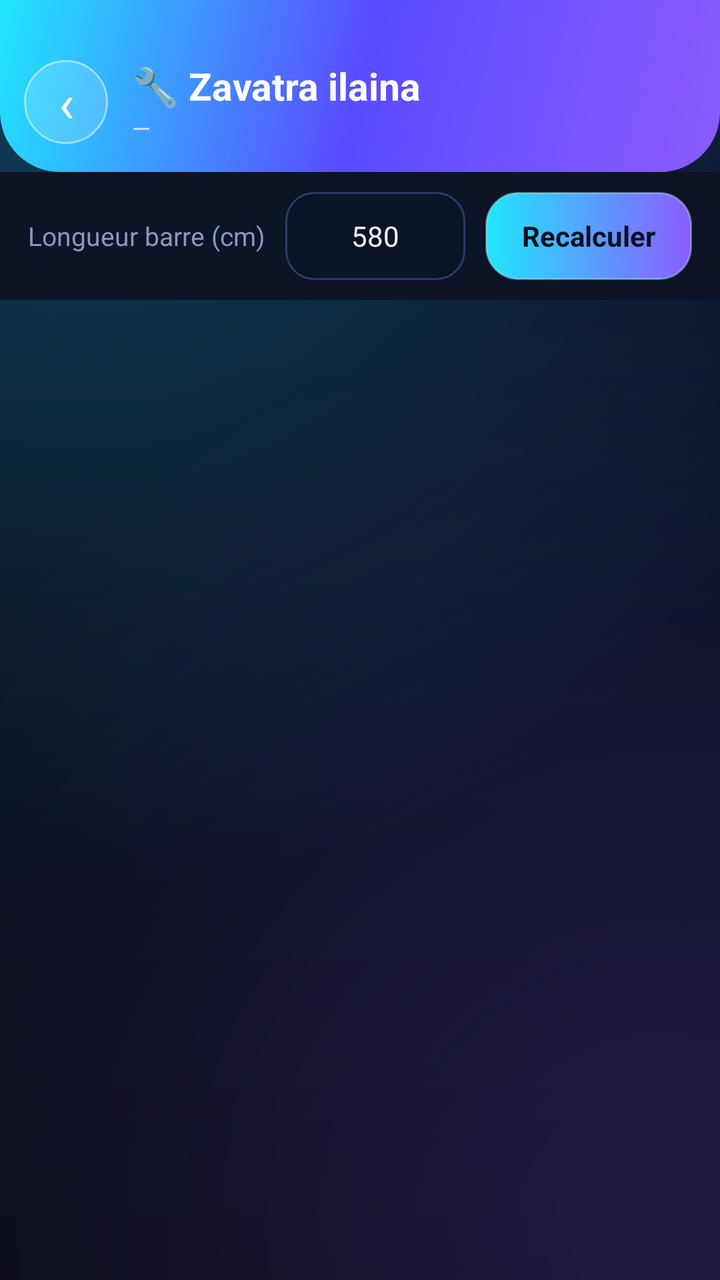
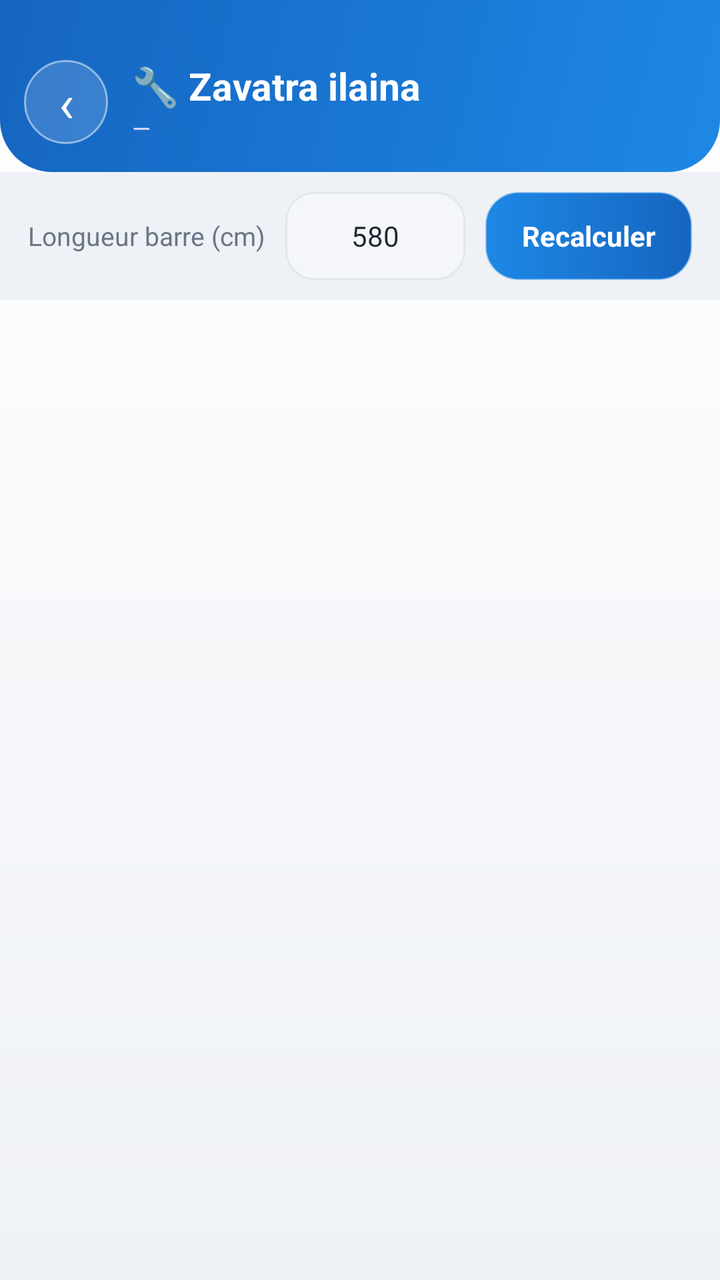

The first picture is an Android layout as it rendered before a commit; the second is the same layout after the commit. The layout source and the unified diff follow.
<!-- AndroidManifest.xml: application theme Theme.AluManager -->
<!-- res/layout/activity_zavatra.xml -->
<?xml version="1.0" encoding="utf-8"?>
<LinearLayout xmlns:android="http://schemas.android.com/apk/res/android"
    android:layout_width="match_parent"
    android:layout_height="match_parent"
    android:background="@drawable/bg_space"
    android:orientation="vertical">

    <LinearLayout
        android:layout_width="match_parent"
        android:layout_height="wrap_content"
        android:background="@drawable/hero_bg"
        android:gravity="center_vertical"
        android:orientation="horizontal"
        android:paddingHorizontal="12dp"
        android:paddingTop="30dp"
        android:paddingBottom="14dp">

        <TextView
            android:id="@+id/btnBack"
            android:layout_width="42dp"
            android:layout_height="42dp"
            android:background="@drawable/avatar_circle"
            android:gravity="center"
            android:text="‹"
            android:textColor="#FFFFFF"
            android:textSize="26sp" />

        <LinearLayout
            android:layout_width="0dp"
            android:layout_height="wrap_content"
            android:layout_marginStart="12dp"
            android:layout_weight="1"
            android:orientation="vertical">

            <TextView
                android:layout_width="wrap_content"
                android:layout_height="wrap_content"
                android:text="🔧 Zavatra ilaina"
                android:textColor="#FFFFFF"
                android:textSize="19sp"
                android:textStyle="bold" />

            <TextView
                android:id="@+id/headerSub"
                android:layout_width="wrap_content"
                android:layout_height="wrap_content"
                android:text="—"
                android:textColor="#E0DCFF"
                android:textSize="12sp" />
        </LinearLayout>
    </LinearLayout>

    
    <LinearLayout
        android:layout_width="match_parent"
        android:layout_height="wrap_content"
        android:background="#0C1426"
        android:gravity="center_vertical"
        android:orientation="horizontal"
        android:paddingHorizontal="14dp"
        android:paddingVertical="10dp">

        <TextView
            android:layout_width="wrap_content"
            android:layout_height="wrap_content"
            android:text="Longueur barre (cm)"
            android:textColor="#8A97C2"
            android:textSize="13sp" />

        <EditText
            android:id="@+id/barInput"
            android:layout_width="90dp"
            android:layout_height="44dp"
            android:layout_marginStart="10dp"
            android:background="@drawable/field_bg"
            android:gravity="center"
            android:inputType="number"
            android:text="580"
            android:textColor="#EAF2FF"
            android:textSize="14sp" />

        <TextView
            android:id="@+id/btnRecalc"
            android:layout_width="0dp"
            android:layout_height="44dp"
            android:layout_marginStart="10dp"
            android:layout_weight="1"
            android:background="@drawable/btn_primary"
            android:gravity="center"
            android:text="Recalculer"
            android:textColor="#08101F"
            android:textSize="14sp"
            android:textStyle="bold" />
    </LinearLayout>

    <ScrollView
        android:layout_width="match_parent"
        android:layout_height="0dp"
        android:layout_weight="1"
        android:fillViewport="true"
        android:scrollbars="none">

        <LinearLayout
            android:id="@+id/content"
            android:layout_width="match_parent"
            android:layout_height="wrap_content"
            android:orientation="vertical"
            android:paddingHorizontal="12dp"
            android:paddingBottom="24dp" />
    </ScrollView>

</LinearLayout>
<!-- resources referenced by this layout -->
<resources>
  <!-- drawable avatar_circle (drawable) -->
  <?xml version="1.0" encoding="utf-8"?>
  <shape xmlns:android="http://schemas.android.com/apk/res/android" android:shape="oval">
      <solid android:color="#26FFFFFF" />
      <stroke android:width="1dp" android:color="#80FFFFFF" />
  </shape>
  <!-- drawable bg_space (drawable) -->
  <?xml version="1.0" encoding="utf-8"?>
  <layer-list xmlns:android="http://schemas.android.com/apk/res/android">
      <item>
          <shape android:shape="rectangle">
              <gradient
                  android:angle="270"
                  android:startColor="#0C1430"
                  android:centerColor="#080E1F"
                  android:endColor="#060912" />
          </shape>
      </item>
      
      <item>
          <shape android:shape="rectangle">
              <gradient
                  android:type="radial"
                  android:centerX="0.12"
                  android:centerY="0.04"
                  android:gradientRadius="420dp"
                  android:startColor="#3321E6FF"
                  android:endColor="#0021E6FF" />
          </shape>
      </item>
      
      <item>
          <shape android:shape="rectangle">
              <gradient
                  android:type="radial"
                  android:centerX="0.92"
                  android:centerY="0.96"
                  android:gradientRadius="460dp"
                  android:startColor="#338B5CFF"
                  android:endColor="#008B5CFF" />
          </shape>
      </item>
  </layer-list>
  <!-- drawable btn_primary (drawable) -->
  <?xml version="1.0" encoding="utf-8"?>
  <shape xmlns:android="http://schemas.android.com/apk/res/android" android:shape="rectangle">
      <gradient
          android:angle="0"
          android:startColor="#21E6FF"
          android:endColor="#8B5CFF" />
      <corners android:radius="16dp" />
      <stroke android:width="1dp" android:color="#66BFF5FF" />
  </shape>
  <!-- drawable field_bg (drawable) -->
  <?xml version="1.0" encoding="utf-8"?>
  <shape xmlns:android="http://schemas.android.com/apk/res/android" android:shape="rectangle">
      <solid android:color="#0B1326" />
      <corners android:radius="14dp" />
      <stroke android:width="1dp" android:color="#2A3C66" />
  </shape>
  <!-- drawable hero_bg (drawable) -->
  <?xml version="1.0" encoding="utf-8"?>
  <shape xmlns:android="http://schemas.android.com/apk/res/android" android:shape="rectangle">
      <gradient
          android:angle="135"
          android:startColor="#8B5CFF"
          android:centerColor="#5A4BFF"
          android:endColor="#21E6FF" />
      <corners
          android:bottomLeftRadius="30dp"
          android:bottomRightRadius="30dp" />
  </shape>
  <style name="Theme.AluManager" parent="Theme.MaterialComponents.NoActionBar">
          <item name="colorPrimary">@color/neon_violet</item>
          <item name="colorPrimaryVariant">@color/neon_cyan</item>
          <item name="colorOnPrimary">#08101F</item>
          <item name="colorAccent">@color/neon_cyan</item>
          <item name="android:windowBackground">@color/bg_deep</item>
          <item name="android:statusBarColor">@android:color/transparent</item>
          <item name="android:navigationBarColor">@color/bg_deep</item>
          <item name="android:windowLightStatusBar">false</item>
          <item name="android:colorBackground">@color/bg_deep</item>
      </style>
  <color name="neon_violet">#8B5CFF</color>
  <color name="neon_cyan">#21E6FF</color>
  <color name="bg_deep">#060912</color>
</resources>

<!-- the commit's change to res/layout/activity_zavatra.xml (unified diff, before → after) -->
@@ -54,7 +54,7 @@
     <LinearLayout
         android:layout_width="match_parent"
         android:layout_height="wrap_content"
-        android:background="#0C1426"
+        android:background="#EEF1F6"
         android:gravity="center_vertical"
         android:orientation="horizontal"
         android:paddingHorizontal="14dp"
@@ -64,7 +64,7 @@
             android:layout_width="wrap_content"
             android:layout_height="wrap_content"
             android:text="Longueur barre (cm)"
-            android:textColor="#8A97C2"
+            android:textColor="#6B7686"
             android:textSize="13sp" />
 
         <EditText
@@ -76,7 +76,7 @@
             android:gravity="center"
             android:inputType="number"
             android:text="580"
-            android:textColor="#EAF2FF"
+            android:textColor="#1F2733"
             android:textSize="14sp" />
 
         <TextView
@@ -88,7 +88,7 @@
             android:background="@drawable/btn_primary"
             android:gravity="center"
             android:text="Recalculer"
-            android:textColor="#08101F"
+            android:textColor="#FFFFFF"
             android:textSize="14sp"
             android:textStyle="bold" />
     </LinearLayout>
<!-- resource entries referenced after the edit -->
@@ -8,74 +8,45 @@
   </shape>
   <!-- drawable bg_space (drawable) -->
   <?xml version="1.0" encoding="utf-8"?>
-  <layer-list xmlns:android="http://schemas.android.com/apk/res/android">
-      <item>
-          <shape android:shape="rectangle">
-              <gradient
-                  android:angle="270"
-                  android:startColor="#0C1430"
-                  android:centerColor="#080E1F"
-                  android:endColor="#060912" />
-          </shape>
-      </item>
-      
-      <item>
-          <shape android:shape="rectangle">
-              <gradient
-                  android:type="radial"
-                  android:centerX="0.12"
-                  android:centerY="0.04"
-                  android:gradientRadius="420dp"
-                  android:startColor="#3321E6FF"
-                  android:endColor="#0021E6FF" />
-          </shape>
-      </item>
-      
-      <item>
-          <shape android:shape="rectangle">
-              <gradient
-                  android:type="radial"
-                  android:centerX="0.92"
-                  android:centerY="0.96"
-                  android:gradientRadius="460dp"
-                  android:startColor="#338B5CFF"
-                  android:endColor="#008B5CFF" />
-          </shape>
-      </item>
-  </layer-list>
+  <shape xmlns:android="http://schemas.android.com/apk/res/android" android:shape="rectangle">
+      <gradient
+          android:angle="270"
+          android:startColor="#FFFFFF"
+          android:endColor="#EEF1F6" />
+  </shape>
   <!-- drawable btn_primary (drawable) -->
   <?xml version="1.0" encoding="utf-8"?>
   <shape xmlns:android="http://schemas.android.com/apk/res/android" android:shape="rectangle">
       <gradient
           android:angle="0"
-          android:startColor="#21E6FF"
-          android:endColor="#8B5CFF" />
+          android:startColor="#1E88E5"
+          android:endColor="#1565C0" />
       <corners android:radius="16dp" />
-      <stroke android:width="1dp" android:color="#66BFF5FF" />
+      <stroke android:width="1dp" android:color="#661E88E5" />
   </shape>
   <!-- drawable field_bg (drawable) -->
   <?xml version="1.0" encoding="utf-8"?>
   <shape xmlns:android="http://schemas.android.com/apk/res/android" android:shape="rectangle">
-      <solid android:color="#0B1326" />
+      <solid android:color="#F4F6F9" />
       <corners android:radius="14dp" />
-      <stroke android:width="1dp" android:color="#2A3C66" />
+      <stroke android:width="1dp" android:color="#E2E7EF" />
   </shape>
   <!-- drawable hero_bg (drawable) -->
   <?xml version="1.0" encoding="utf-8"?>
   <shape xmlns:android="http://schemas.android.com/apk/res/android" android:shape="rectangle">
       <gradient
           android:angle="135"
-          android:startColor="#8B5CFF"
-          android:centerColor="#5A4BFF"
-          android:endColor="#21E6FF" />
+          android:startColor="#1E88E5"
+          android:centerColor="#1976D2"
+          android:endColor="#1565C0" />
       <corners
-          android:bottomLeftRadius="30dp"
-          android:bottomRightRadius="30dp" />
+          android:bottomLeftRadius="26dp"
+          android:bottomRightRadius="26dp" />
   </shape>
-  <style name="Theme.AluManager" parent="Theme.MaterialComponents.NoActionBar">
+  <style name="Theme.AluManager" parent="Theme.MaterialComponents.Light.NoActionBar">
           <item name="colorPrimary">@color/neon_violet</item>
           <item name="colorPrimaryVariant">@color/neon_cyan</item>
-          <item name="colorOnPrimary">#08101F</item>
+          <item name="colorOnPrimary">#FFFFFF</item>
           <item name="colorAccent">@color/neon_cyan</item>
           <item name="android:windowBackground">@color/bg_deep</item>
           <item name="android:statusBarColor">@android:color/transparent</item>
@@ -83,8 +54,8 @@
           <item name="android:windowLightStatusBar">false</item>
           <item name="android:colorBackground">@color/bg_deep</item>
       </style>
-  <color name="neon_violet">#8B5CFF</color>
-  <color name="neon_cyan">#21E6FF</color>
-  <color name="bg_deep">#060912</color>
+  <color name="neon_violet">#1565C0</color>
+  <color name="neon_cyan">#1E88E5</color>
+  <color name="bg_deep">#F4F6F9</color>
 </resources>
 
